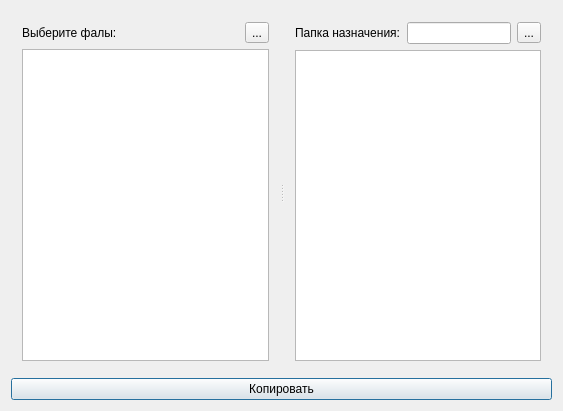
The window that dialog.ui (rust3128/Copy2Dir) describes before a commit, drawn with Qt 5.
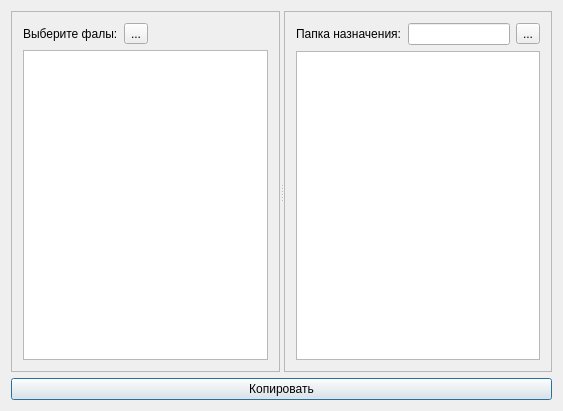
The same window after the commit.

Patch:
```diff
--- a/dialog.ui
+++ b/dialog.ui
@@ -13,61 +13,78 @@
   <property name="windowTitle">
    <string>Dialog</string>
   </property>
-  <layout class="QGridLayout" name="gridLayout">
+  <layout class="QGridLayout" name="gridLayout_3">
    <item row="0" column="0">
     <widget class="QSplitter" name="splitter">
      <property name="orientation">
       <enum>Qt::Horizontal</enum>
      </property>
-     <widget class="QWidget" name="">
-      <layout class="QVBoxLayout" name="verticalLayout">
-       <item>
-        <layout class="QHBoxLayout" name="horizontalLayout_2">
-         <item>
+     <widget class="QFrame" name="frame">
+      <property name="frameShape">
+       <enum>QFrame::StyledPanel</enum>
+      </property>
+      <property name="frameShadow">
+       <enum>QFrame::Raised</enum>
+      </property>
+      <layout class="QGridLayout" name="gridLayout">
+       <item row="0" column="0">
           <widget class="QLabel" name="label">
            <property name="text">
             <string>Выберите фалы:</string>
            </property>
           </widget>
          </item>
-         <item>
+       <item row="0" column="1">
           <widget class="QToolButton" name="toolButton">
            <property name="text">
             <string>...</string>
            </property>
           </widget>
          </item>
-        </layout>
+       <item row="0" column="2">
+        <spacer name="horizontalSpacer">
+         <property name="orientation">
+          <enum>Qt::Horizontal</enum>
+         </property>
+         <property name="sizeHint" stdset="0">
+          <size>
+           <width>40</width>
+           <height>20</height>
+          </size>
+         </property>
+        </spacer>
        </item>
-       <item>
+       <item row="1" column="0" colspan="3">
         <widget class="QListWidget" name="listWidget"/>
        </item>
       </layout>
      </widget>
-     <widget class="QWidget" name="">
-      <layout class="QVBoxLayout" name="verticalLayout_2">
-       <item>
-        <layout class="QHBoxLayout" name="horizontalLayout">
-         <item>
+     <widget class="QFrame" name="frame_2">
+      <property name="frameShape">
+       <enum>QFrame::StyledPanel</enum>
+      </property>
+      <property name="frameShadow">
+       <enum>QFrame::Raised</enum>
+      </property>
+      <layout class="QGridLayout" name="gridLayout_2">
+       <item row="0" column="0">
           <widget class="QLabel" name="label_2">
            <property name="text">
             <string>Папка назначения:</string>
            </property>
           </widget>
          </item>
-         <item>
+       <item row="0" column="1">
           <widget class="QLineEdit" name="lineEdit"/>
          </item>
-         <item>
+       <item row="0" column="2">
           <widget class="QToolButton" name="toolButton_2">
            <property name="text">
             <string>...</string>
            </property>
           </widget>
          </item>
-        </layout>
-       </item>
-       <item>
+       <item row="1" column="0" colspan="3">
         <widget class="QListView" name="listView"/>
        </item>
       </layout>
```
Lines whose indentation alone changed are shown as unchanged.
